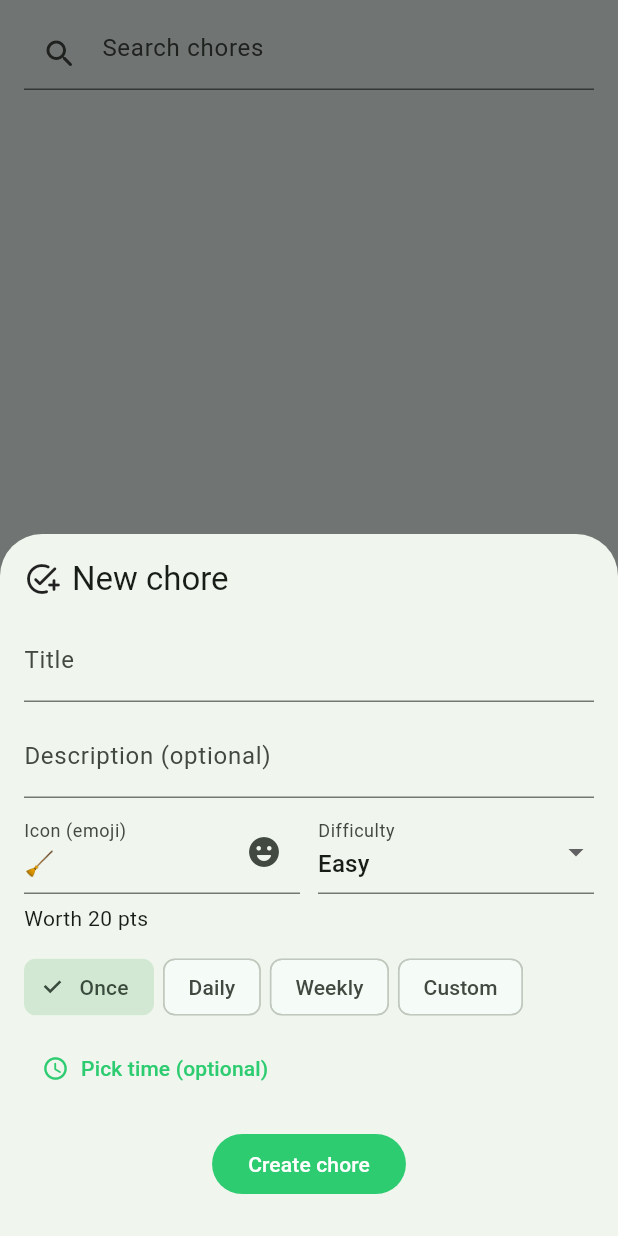
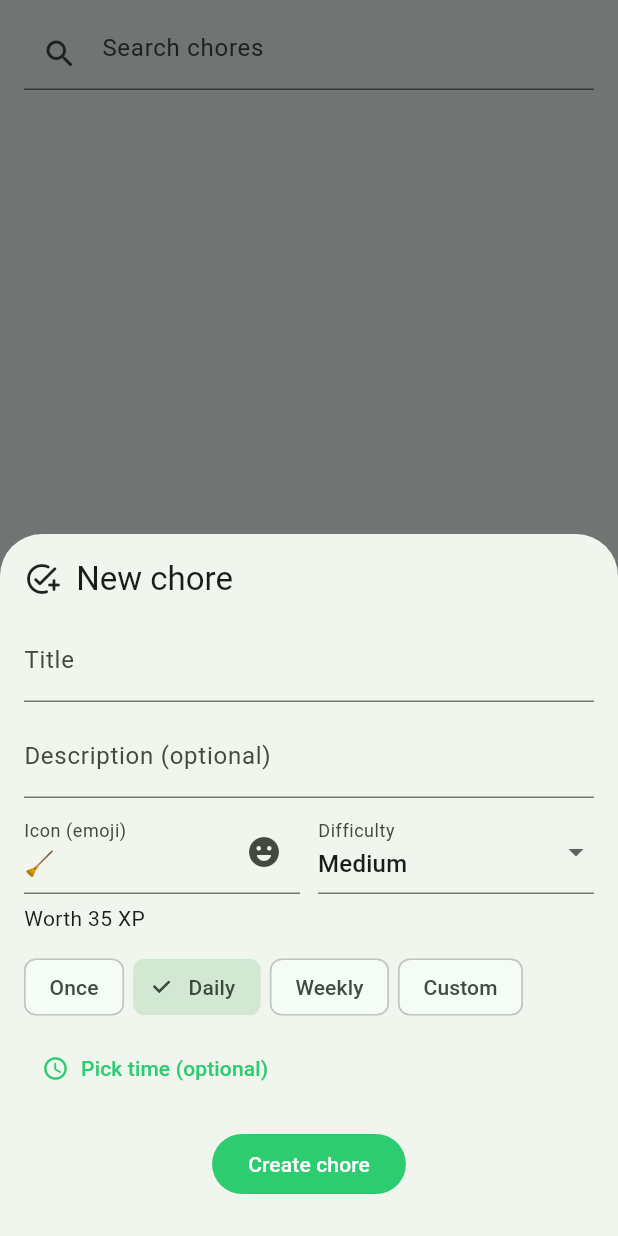
Before and after one commit to austin-adams19401/Chorezilla, a Flutter app: the AssignTab screen opened directly, after a tap on "New chore", on a phone screen of 412 x 824 dp. Run offline on Flutter 3.47's test engine with Material 3 defaults, Android fonts, the light colour scheme and no system bars; our stand-ins replace cloud_firestore, firebase_auth, firebase_core, shared_preferences; accounts and stored records are empty.

Commit message:
updates to models, award calcs, and assign tab edits

```diff
--- a/lib/components/chore_card.dart
+++ b/lib/components/chore_card.dart
@@ -41,7 +41,6 @@ class ChoreCard extends StatelessWidget {
               ),
             ),
             const SizedBox(width: 12),
-            _PointsBadge(points: chore.points),
           ],
         ),
       ),
--- a/lib/models/assignment.dart
+++ b/lib/models/assignment.dart
@@ -22,13 +22,16 @@ class Proof {
 
 class Assignment {
   final String id;
+  final String familyId;
   final String memberId;
   final String memberName;
   final String choreId;
   final String choreTitle;
   final String? choreIcon;
   final int difficulty;
-  final int points;
+  final int xp;
+  final int coinAward;
+  final bool requiresApproval;
   final AssignmentStatus status;
   final DateTime? assignedAt;
   final DateTime? due;
@@ -39,12 +42,15 @@ class Assignment {
 
   const Assignment({
     required this.id,
+    required this.familyId,
     required this.memberId,
     required this.memberName,
     required this.choreId,
     required this.choreTitle,
     required this.difficulty,
-    required this.points,
+    required this.xp,
+    required this.coinAward,
+    this.requiresApproval = false,
     this.choreIcon,
     this.status = AssignmentStatus.assigned,
     this.assignedAt,
@@ -56,13 +62,16 @@ class Assignment {
   });
 
   Map<String, dynamic> toMap() => {
+        'familyId' : familyId,
         'memberId': memberId,
         'memberName': memberName,
         'choreId': choreId,
         'choreTitle': choreTitle,
         'difficulty': difficulty,
         'choreIcon' : choreIcon,
-        'points': points,
+        'xp': xp,
+        'coinAward' : coinAward,
+        'requiresApproval' : requiresApproval,
         'status': statusToString(status),
         'assignedAt': assignedAt == null ? null : Timestamp.fromDate(assignedAt!),
         'due': due == null ? null : Timestamp.fromDate(due!),
@@ -76,13 +85,16 @@ class Assignment {
     final data = doc.data() as Map<String, dynamic>? ?? {};
     return Assignment(
       id: doc.id,
+      familyId: data['familyId'] as String? ?? '',
       memberId: data['memberId'] as String? ?? '',
       memberName: data['memberName'] as String? ?? '',
       choreId: data['choreId'] as String? ?? '',
       choreTitle: data['choreTitle'] as String? ?? '',
       difficulty: (data['difficulty'] as num?)?.toInt() ?? 1,
-      points: (data['points'] as num?)?.toInt() ?? 0,
+      xp: (data['xp'] as num?)?.toInt() ?? 0,
+      coinAward: (data['coinAward'] as num?)?.toInt() ?? 0,
       choreIcon: data['choreIcon'] as String?,
+      requiresApproval: (data['requiresApproval'] as bool?) ?? false,
       status: statusFromString(data['status'] as String? ?? 'assigned'),
       assignedAt: tsAsDate(data['assignedAt']),
       due: tsAsDate(data['due']),
--- a/lib/models/chore.dart
+++ b/lib/models/chore.dart
@@ -28,11 +28,11 @@ class Chore {
   final String id;
   final String title;
   final String? description;
-  final String? icon;            // <-- NEW: icon key / name / url as you prefer
-  final int difficulty;          // 1..5
-  final int points;              // denormalized
+  final String? icon;
+  final int difficulty;
   final Recurrence? recurrence;
   final String? createdByMemberId;
+  final bool requiresApproval;
   final bool active;
   final DateTime? createdAt;
 
@@ -42,9 +42,9 @@ class Chore {
     this.description,
     this.icon,                    // <-- NEW
     required this.difficulty,
-    required this.points,
     this.recurrence,
     this.createdByMemberId,
+    this.requiresApproval = false,
     this.active = true,
     this.createdAt,
   });
@@ -54,9 +54,9 @@ class Chore {
         'description': description,
         'icon': icon,             // <-- NEW
         'difficulty': difficulty,
-        'points': points,
         'recurrence': recurrence?.toMap(),
         'createdByMemberId': createdByMemberId,
+        'requiresApproval' : requiresApproval,
         'active': active,
         'createdAt': createdAt == null ? null : Timestamp.fromDate(createdAt!),
       };
@@ -69,11 +69,11 @@ class Chore {
       description: data['description'] as String?,
       icon: data['icon'] as String?,   // <-- NEW
       difficulty: (data['difficulty'] as num?)?.toInt() ?? 1,
-      points: (data['points'] as num?)?.toInt() ?? 0,
       recurrence: data['recurrence'] == null
           ? null
           : Recurrence.fromMap(data['recurrence'] as Map<String, dynamic>),
       createdByMemberId: data['createdByMemberId'] as String?,
+      requiresApproval:  (data['requiresApproval'] as bool?) ?? false,
       active: (data['active'] as bool?) ?? true,
       createdAt: tsAsDate(data['createdAt']),
     );
--- a/lib/models/family.dart
+++ b/lib/models/family.dart
@@ -2,18 +2,18 @@ import 'package:cloud_firestore/cloud_firestore.dart';
 import 'common.dart';
 
 class FamilySettings {
-  final Map<int, int> pointsPerDifficulty; // 1..5 -> points
+  final Map<int, int> difficultyToXP; // 1..5 -> points
   final int dayStartHour; // 0-23
   final double coinPerPoint; // e.g., 0.2 means 5 points -> 1 coin
 
   const FamilySettings({
-    this.pointsPerDifficulty = const {1: 10, 2: 20, 3: 35, 4: 55, 5: 80},
-    this.dayStartHour = 4,
+    this.difficultyToXP = const {1: 10, 2: 20, 3: 35, 4: 55, 5: 80},
+    this.dayStartHour = 0,
     this.coinPerPoint = 0.2,
   });
 
   Map<String, dynamic> toMap() => {
-        'pointsPerDifficulty': mapIntIntToStringInt(pointsPerDifficulty),
+        'xpPerDifficulty': mapIntIntToStringInt(difficultyToXP),
         'dayStartHour': dayStartHour,
         'coinPerPoint': coinPerPoint,
       };
@@ -21,8 +21,8 @@ class FamilySettings {
   factory FamilySettings.fromMap(Map<String, dynamic>? data) {
     if (data == null) return const FamilySettings();
     return FamilySettings(
-      pointsPerDifficulty: mapStringIntToIntInt(data['pointsPerDifficulty'] as Map<String, dynamic>?),
-      dayStartHour: (data['dayStartHour'] as num?)?.toInt() ?? 4,
+      difficultyToXP: mapStringIntToIntInt(data['xpPerDifficulty'] as Map<String, dynamic>?),
+      dayStartHour: (data['dayStartHour'] as num?)?.toInt() ?? 0,
       coinPerPoint: (data['coinPerPoint'] as num?)?.toDouble() ?? 0.2,
     );
   }
--- a/lib/pages/child_dashboard/child_dashboard.dart
+++ b/lib/pages/child_dashboard/child_dashboard.dart
@@ -344,7 +344,7 @@ class _AssignmentTile extends StatelessWidget {
                     children: [
                       Icon(Icons.monetization_on_rounded, size: 16, color: cs.secondary),
                       const SizedBox(width: 4),
-                      Text('${assignment.points} pts', style: ts.bodySmall),
+                      Text('${assignment.xp} pts', style: ts.bodySmall),
                       if (dueText != null) ...[
                         const SizedBox(width: 10),
                         Icon(Icons.schedule_rounded, size: 16, color: overdue ? cs.error : cs.onSurfaceVariant),
--- a/lib/pages/parent_dashboard/assign_tab.dart
+++ b/lib/pages/parent_dashboard/assign_tab.dart
@@ -71,12 +71,24 @@ class _AssignTabState extends State<AssignTab> {
                       child: ListTile(
                         leading: Text(c.icon?.isNotEmpty == true ? c.icon! : '🧩', style: const TextStyle(fontSize: 22)),
                         title: Text(c.title),
-                        subtitle: Text('${c.points} pts • ${_difficultyName(c.difficulty)}'
+                        subtitle: Text('${_difficultyName(c.difficulty)}'
                             '${c.recurrence != null ? ' • ${c.recurrence!.type}' : ''}'),
-                        trailing: FilledButton.tonal(
+                        trailing: Row(
+                          mainAxisSize: MainAxisSize.min,
+                          children: [
+                            IconButton(
+                              icon: const Icon(Icons.edit_outlined),
+                              tooltip: 'Edit',
+                              onPressed: () => _openEditChoreSheet(context, c),
+                            ),
+                            const SizedBox(width: 4),
+                            FilledButton.tonal(
                               onPressed: () => _openAssignSheet(context, c),
                               child: const Text('Assign'),
                             ),
+                          ],
+                        ),
+
                         onTap: () => _openAssignSheet(context, c),
                       ),
                     );
@@ -131,6 +143,23 @@ class _AssignTabState extends State<AssignTab> {
       ScaffoldMessenger.of(context).showSnackBar(const SnackBar(content: Text('Assigned!')));
     }
   }
+
+  Future<void> _openEditChoreSheet(BuildContext context, Chore chore) async {
+    final app = context.read<AppState>();
+    final fam = app.family!;
+    final saved = await showModalBottomSheet<bool>(
+      context: context,
+      isScrollControlled: true,
+      builder: (_) => _ChoreEditorSheet(family: fam, chore: chore), // 👈 pass chore
+    );
+    if (!mounted) return;
+    if (saved == true) {
+      ScaffoldMessenger.of(context).showSnackBar(
+        const SnackBar(content: Text('Chore updated')),
+      );
+      setState(() {}); // refresh list
+    }
+  }
 }
 
 // ─────────────────────────────────────────────────────────────────────────────
@@ -138,8 +167,9 @@ class _AssignTabState extends State<AssignTab> {
 // ─────────────────────────────────────────────────────────────────────────────
 
 class _ChoreEditorSheet extends StatefulWidget {
-  const _ChoreEditorSheet({required this.family});
+  const _ChoreEditorSheet({required this.family, this.chore});
   final Family family;
+  final Chore? chore;
 
   @override
   State<_ChoreEditorSheet> createState() => _ChoreEditorSheetState();
@@ -149,11 +179,28 @@ class _ChoreEditorSheetState extends State<_ChoreEditorSheet> {
   final _title = TextEditingController();
   final _desc = TextEditingController();
   final _icon = TextEditingController(text: '🧹');
-  int _difficulty = 2;
-  String _recType = 'once'; // once | daily | weekly | custom
+  int _difficulty = 3;
+  String _recType = 'daily'; // once | daily | weekly | custom
   final Set<int> _days = {}; // 1..7
   String? _timeOfDay;
   bool _busy = false;
+
+  @override
+  void initState() {
+    super.initState();
+    final c = widget.chore;
+    if (c != null) {
+      _title.text = c.title;
+      _desc.text  = c.description ?? '';
+      _icon.text  = c.icon ?? '🧹';
+      _difficulty = c.difficulty;
+      _recType    = c.recurrence?.type ?? 'once';
+      _days
+        ..clear()
+        ..addAll(c.recurrence?.daysOfWeek ?? const []);
+      _timeOfDay  = c.recurrence?.timeOfDay;
+    }
+  }
 
   @override
   void dispose() {
@@ -161,10 +208,11 @@ class _ChoreEditorSheetState extends State<_ChoreEditorSheet> {
     super.dispose();
   }
 
-  int get _points => widget.family.settings.pointsPerDifficulty[_difficulty] ?? _difficulty * 10;
+  int get _xp => widget.family.settings.difficultyToXP[_difficulty] ?? _difficulty * 10;
 
   @override
   Widget build(BuildContext context) {
+    final isEdit = widget.chore != null;
     final viewInsets = MediaQuery.of(context).viewInsets.bottom;
     return Padding(
       padding: EdgeInsets.only(bottom: viewInsets),
@@ -177,8 +225,7 @@ class _ChoreEditorSheetState extends State<_ChoreEditorSheet> {
               children: [
                 Row(children: [
                   const Icon(Icons.add_task_rounded),
-                  const SizedBox(width: 8),
-                  Text('New chore', style: Theme.of(context).textTheme.titleLarge),
+                  Text(isEdit ? '  Edit chore' : '  New chore', style: Theme.of(context).textTheme.titleLarge),
                 ]),
                 const SizedBox(height: 12),
 
@@ -222,7 +269,7 @@ class _ChoreEditorSheetState extends State<_ChoreEditorSheet> {
                 const SizedBox(height: 6),
                 Align(
                   alignment: Alignment.centerLeft,
-                  child: Text('Worth $_points pts'),
+                  child: Text('Worth $_xp XP'),
                 ),
 
                 const SizedBox(height: 12),
@@ -271,12 +318,15 @@ class _ChoreEditorSheetState extends State<_ChoreEditorSheet> {
                   ),
                 ),
                 const SizedBox(height: 16),
-
                 FilledButton(
                   onPressed: _busy ? null : _save,
                   child: _busy
-                      ? const SizedBox(width: 18, height: 18, child: CircularProgressIndicator(strokeWidth: 2))
-                      : const Text('Create chore'),
+                      ? const SizedBox(
+                          width: 18,
+                          height: 18,
+                          child: CircularProgressIndicator(strokeWidth: 2),
+                        )
+                      : Text(isEdit ? 'Update chore' : 'Create chore'),
                 ),
               ],
             ),
@@ -306,13 +356,24 @@ class _ChoreEditorSheetState extends State<_ChoreEditorSheet> {
         daysOfWeek: (_recType == 'weekly' || _recType == 'custom') ? _days.toList() : null,
         timeOfDay: _timeOfDay,
       );
+      if (widget.chore == null) {
         await app.createChore(
           title: _title.text.trim(),
           description: _desc.text.trim().isEmpty ? null : _desc.text.trim(),
-        iconKey: _icon.text.trim().isEmpty ? null : _icon.text.trim(),
+          iconKey: _icon.text,
           difficulty: _difficulty,
           recurrence: rec,
         );
+      } else {
+        await app.updateChore(
+          choreId: widget.chore!.id,
+          title: _title.text.trim(),
+          description: _desc.text.trim().isEmpty ? null : _desc.text.trim(),
+          iconKey: _icon.text,
+          difficulty: _difficulty,
+          recurrence: rec,
+        );
+      }
       if (!mounted) return;
       Navigator.of(context).pop(true);
     } catch (e) {
@@ -406,7 +467,7 @@ class _AssignSheetState extends State<_AssignSheet> {
                       Text('Assign "${widget.chore.title}"', style: Theme.of(context).textTheme.titleLarge),
                     ]),
                     const SizedBox(height: 8),
-                    Align(alignment: Alignment.centerLeft, child: Text('${_difficultyName(widget.chore.difficulty)} • ${widget.chore.points} pts')),
+                    Align(alignment: Alignment.centerLeft, child: Text(_difficultyName(widget.chore.difficulty))),
 
                     const SizedBox(height: 12),
                     Align(
--- a/lib/pages/parent_dashboard/checkoff_tab.dart
+++ b/lib/pages/parent_dashboard/checkoff_tab.dart
@@ -52,7 +52,7 @@ class _CheckoffTabState extends State<CheckoffTab> {
                         children: [
                           Text(a.choreTitle, style: Theme.of(context).textTheme.titleMedium),
                           const SizedBox(height: 2),
-                          Text('From: ${a.memberName} • ${a.points} pts'),
+                          Text('From: ${a.memberName} • ${a.xp} pts'),
                           if (a.proof?.note?.isNotEmpty == true) ...[
                             const SizedBox(height: 6),
                             Text('Note: ${a.proof!.note!}'),
--- a/lib/pages/parent_dashboard/settings/devices_profiles_page.dart
+++ b/lib/pages/parent_dashboard/settings/devices_profiles_page.dart
@@ -64,9 +64,7 @@ class _DevicesProfilesPageState extends State<DevicesProfilesPage> {
   @override
   Widget build(BuildContext context) {
     final app = context.watch<AppState>();
-
-    // TODO: update to your actual family id accessor
-    final String? familyId = app.familyId; // or app.currentFamilyId
+    final String? familyId = app.familyId;
 
     return Scaffold(
       appBar: AppBar(
```
Also changed, not shown: lib/firebase_queries/family_repo.dart (+62 -25 lines), lib/models/award.dart (added, +21 -0 lines), lib/models/common.dart (+33 -3 lines), lib/pages/family_setup/add_kids_page.dart (+21 -1 lines), lib/pages/parent_dashboard/parent_home_tab.dart (+44 -16 lines), lib/pages/parent_dashboard/settings/settings_tab.dart (+5 -5 lines), lib/state/app_state.dart (+34 -4 lines). Lines whose indentation alone changed are shown as unchanged.
